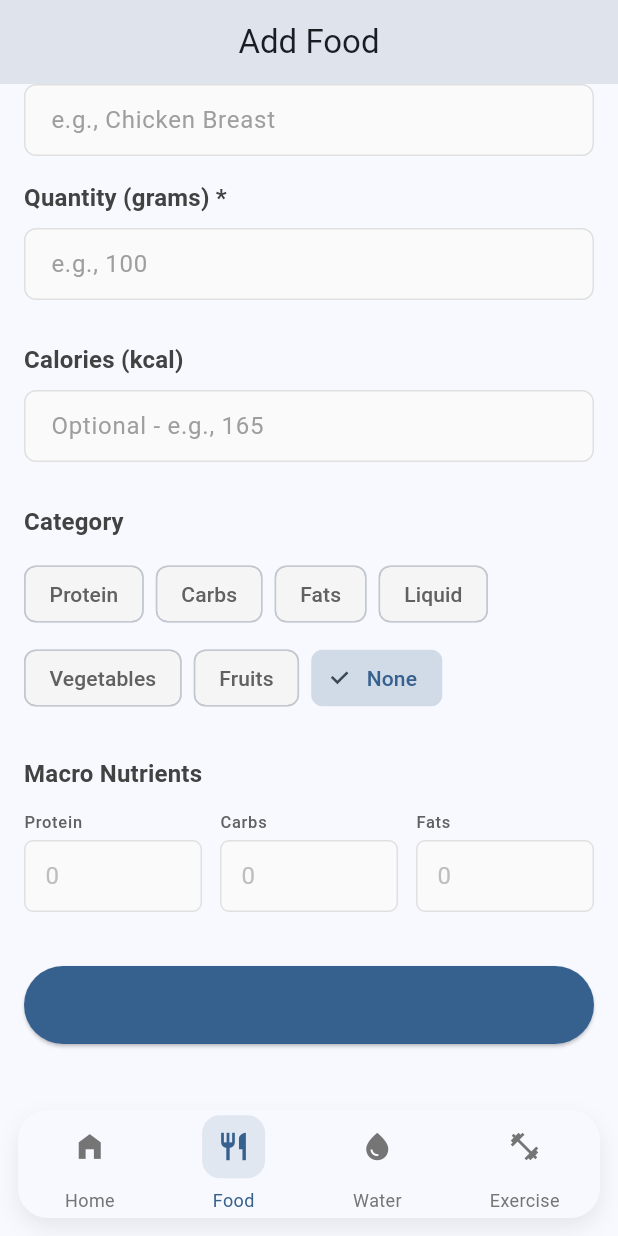
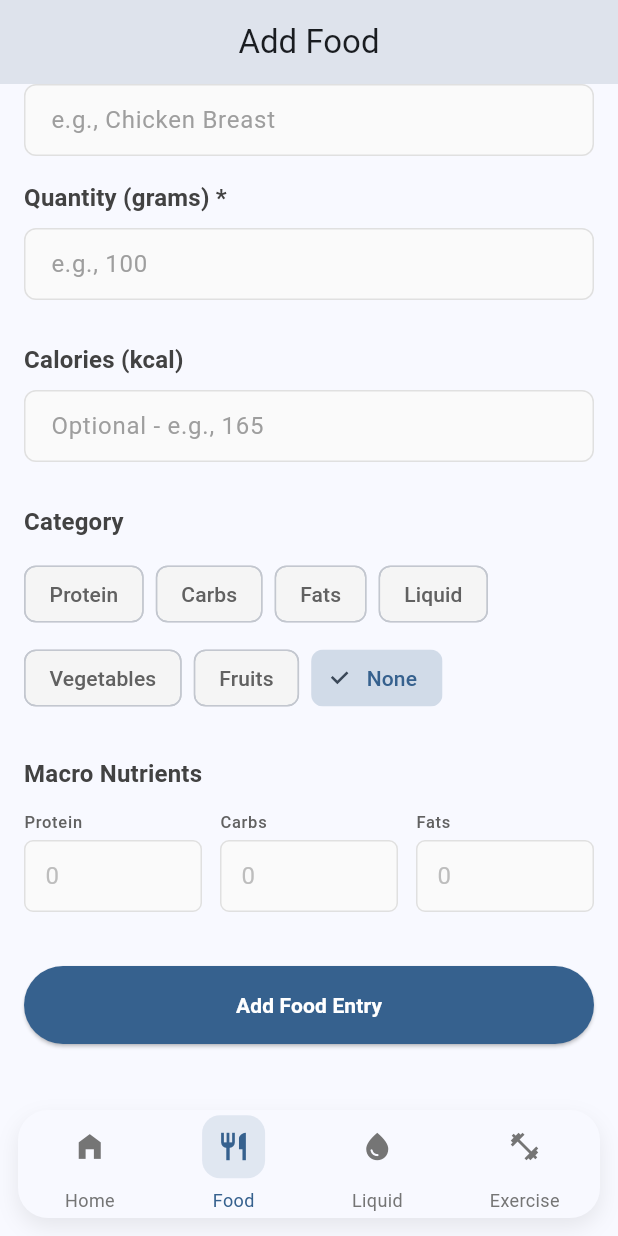
Before and after one commit to CODEMASTERSTACK/fitc, a Flutter app: the screen it shows after launch, item 2 of the bottom bar chosen, scrolled down 281 dp, on a phone screen of 412 x 824 dp. Run offline on Flutter 3.47's test engine with Material 3 defaults, Android fonts, the phone set to English and light mode, and no system bars; our stand-ins replace chewie, shared_preferences, video_player; network calls fail.

```diff
--- a/lib/screens/food_screen.dart
+++ b/lib/screens/food_screen.dart
@@ -252,8 +252,15 @@ class _FoodTabContentState extends State<FoodTabContent> {
               style: ElevatedButton.styleFrom(
                 padding: const EdgeInsets.symmetric(vertical: 16),
                 backgroundColor: Theme.of(context).colorScheme.primary,
+                foregroundColor: Theme.of(context).colorScheme.onPrimary,
               ),
-              child: const Text('Add Food Entry'),
+              child: Text(
+                'Add Food Entry',
+                style: TextStyle(
+                  color: Theme.of(context).colorScheme.onPrimary,
+                  fontWeight: FontWeight.w600,
+                ),
+              ),
             ),
           ),
 
--- a/lib/screens/home_screen.dart
+++ b/lib/screens/home_screen.dart
@@ -293,7 +293,7 @@ class _HomeScreenState extends State<HomeScreen> {
               ),
               _NavItem(
                 icon: Icons.water_drop,
-                label: 'Water',
+                label: 'Liquid',
                 selected: _selectedIndex == 2,
                 onTap: () => _onItemTapped(2),
               ),
```
Also changed, not shown: lib/screens/water_screen.dart (+40 -3 lines), lib/widgets/inline_video_player.dart (+12 -3 lines).
